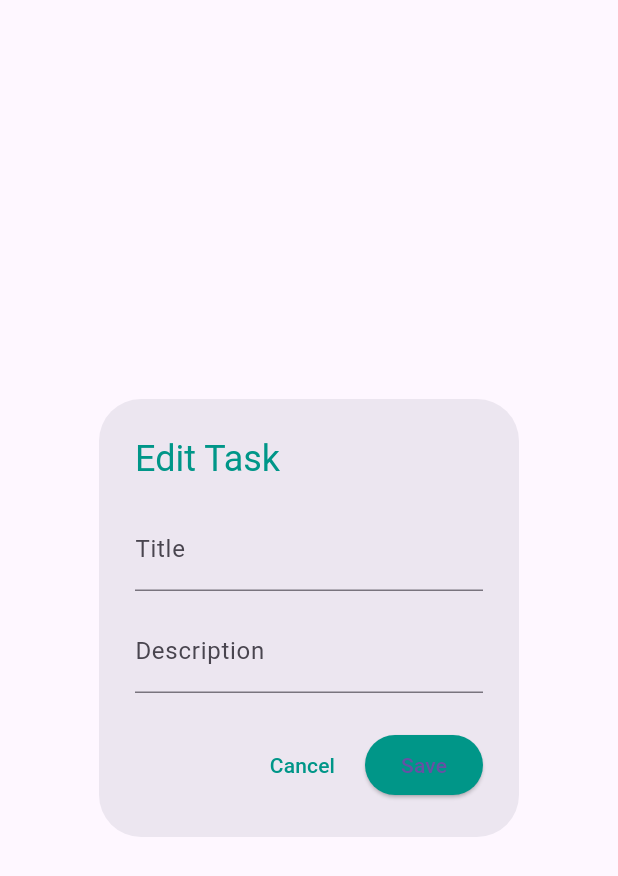
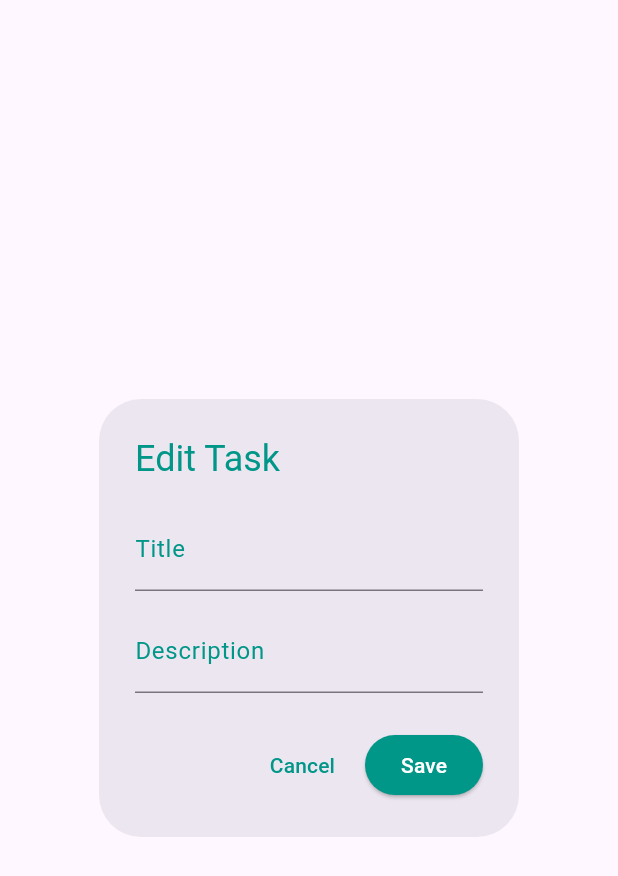
Before and after one commit to Mufeel-Ishad/todo_app, a Flutter app: the EditTaskDialog widget shown alone on an empty page, opened directly with empty values, after a tap on "Save", on a phone screen of 412 x 824 dp. Shown: the top 876 px of the screen. Run offline on Flutter 3.47's test engine with Material 3 defaults, Android fonts, the phone set to English and light mode, and no system bars; our stand-ins replace shared_preferences; accounts and stored records are empty; network calls fail.

Commit message:
Refactor task dialog and item UI for improved readability and styling

```diff
--- a/lib/screens/edit_task_dialog.dart
+++ b/lib/screens/edit_task_dialog.dart
@@ -20,7 +20,9 @@ class _EditTaskDialogState extends State<EditTaskDialog> {
   void initState() {
     super.initState();
     _titleController = TextEditingController(text: widget.task.title);
-    _descriptionController = TextEditingController(text: widget.task.description);
+    _descriptionController = TextEditingController(
+      text: widget.task.description,
+    );
   }
 
   void _saveChanges() {
@@ -29,15 +31,24 @@ class _EditTaskDialogState extends State<EditTaskDialog> {
 
     if (newTitle.isEmpty || newDesc.isEmpty) return;
 
-    Provider.of<TaskProvider>(context, listen: false)
-        .editTask(widget.task.id, newTitle, newDesc);
+    Provider.of<TaskProvider>(
+      context,
+      listen: false,
+    ).editTask(widget.task.id, newTitle, newDesc);
 
     Navigator.of(context).pop(); // Close dialog
 
     ScaffoldMessenger.of(context).showSnackBar(
       SnackBar(
-        content: Text("Changes saved successfully!"),
-        backgroundColor: Colors.teal,
+        content: Text(
+          "Changes saved successfully!",
+          style: TextStyle(
+            color: Colors.white,
+            fontWeight: FontWeight.bold,
+            fontSize: 16,
+          ),
+        ),
+        backgroundColor: Colors.tealAccent.shade700,
       ),
     );
   }
@@ -51,17 +62,25 @@ class _EditTaskDialogState extends State<EditTaskDialog> {
         children: [
           TextField(
             controller: _titleController,
+            cursorColor: Colors.teal, // Set the cursor color
             decoration: InputDecoration(
               labelText: 'Title',
-              focusedBorder: UnderlineInputBorder(borderSide: BorderSide(color: Colors.teal)),
+              focusedBorder: UnderlineInputBorder(
+                borderSide: BorderSide(color: Colors.teal),
+              ),
+              labelStyle: TextStyle(color: Colors.teal),
             ),
           ),
           SizedBox(height: 12),
           TextField(
             controller: _descriptionController,
+            cursorColor: Colors.teal, // Set the cursor color
             decoration: InputDecoration(
               labelText: 'Description',
-              focusedBorder: UnderlineInputBorder(borderSide: BorderSide(color: Colors.teal)),
+              focusedBorder: UnderlineInputBorder(
+                borderSide: BorderSide(color: Colors.teal),
+              ),
+              labelStyle: TextStyle(color: Colors.teal),
             ),
           ),
         ],
@@ -74,7 +93,7 @@ class _EditTaskDialogState extends State<EditTaskDialog> {
         ElevatedButton(
           style: ElevatedButton.styleFrom(backgroundColor: Colors.teal),
           onPressed: _saveChanges,
-          child: Text('Save'),
+          child: Text('Save', style: TextStyle(color: Colors.white)),
         ),
       ],
     );
--- a/lib/screens/home_screen.dart
+++ b/lib/screens/home_screen.dart
@@ -65,7 +65,7 @@ class _HomeScreenState extends State<HomeScreen> {
       floatingActionButton: FloatingActionButton(
         onPressed: _openAddTaskDialog,
         backgroundColor: Colors.teal,
-        child: Icon(Icons.add),
+        child: Icon(Icons.add, color: Colors.white),
       ),
     );
   }
--- a/lib/widgets/task_item.dart
+++ b/lib/widgets/task_item.dart
@@ -60,7 +60,7 @@ class TaskItem extends StatelessWidget {
             child: Row(
               mainAxisAlignment: MainAxisAlignment.end,
               children: [
-                Text('Completed', style: TextStyle(fontSize: 12)),
+                // Text('Completed', style: TextStyle(fontSize: 12)),
                 Switch(
                   value: task.completed,
                   onChanged: (_) => taskProvider.toggleComplete(task.id),
```
Also changed, not shown: lib/screens/add_task_dialog.dart (+21 -7 lines).
